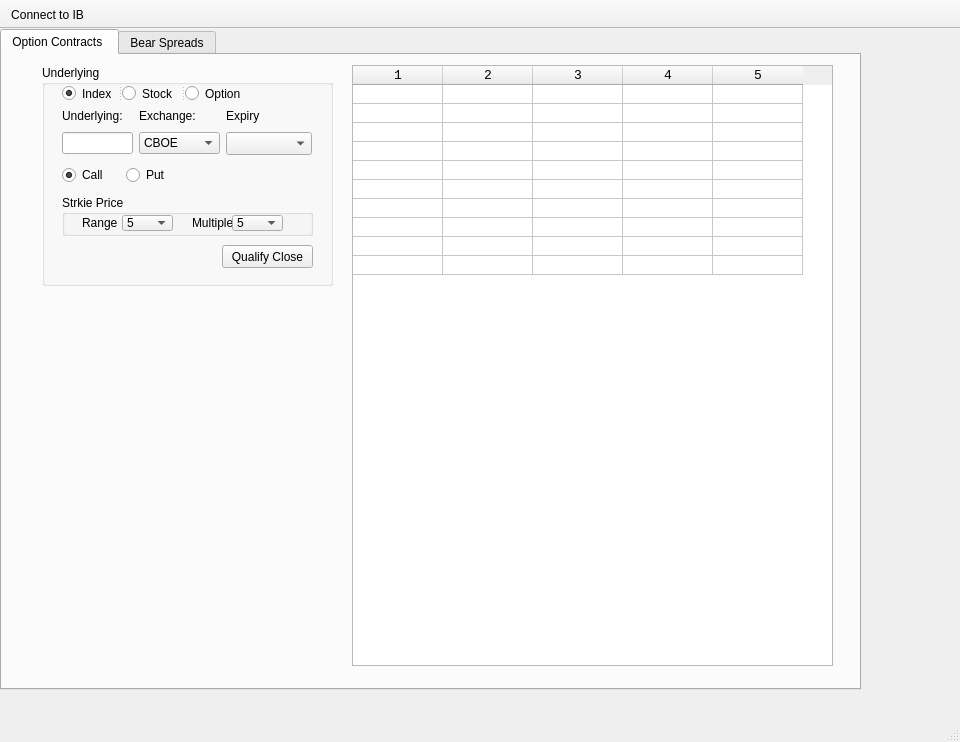
This is QT_screens/QT_IB/bullSpreadViewSmall.ui in michaelrkost/PyOptions as Qt 5 draws it before an edit. The edited form follows.
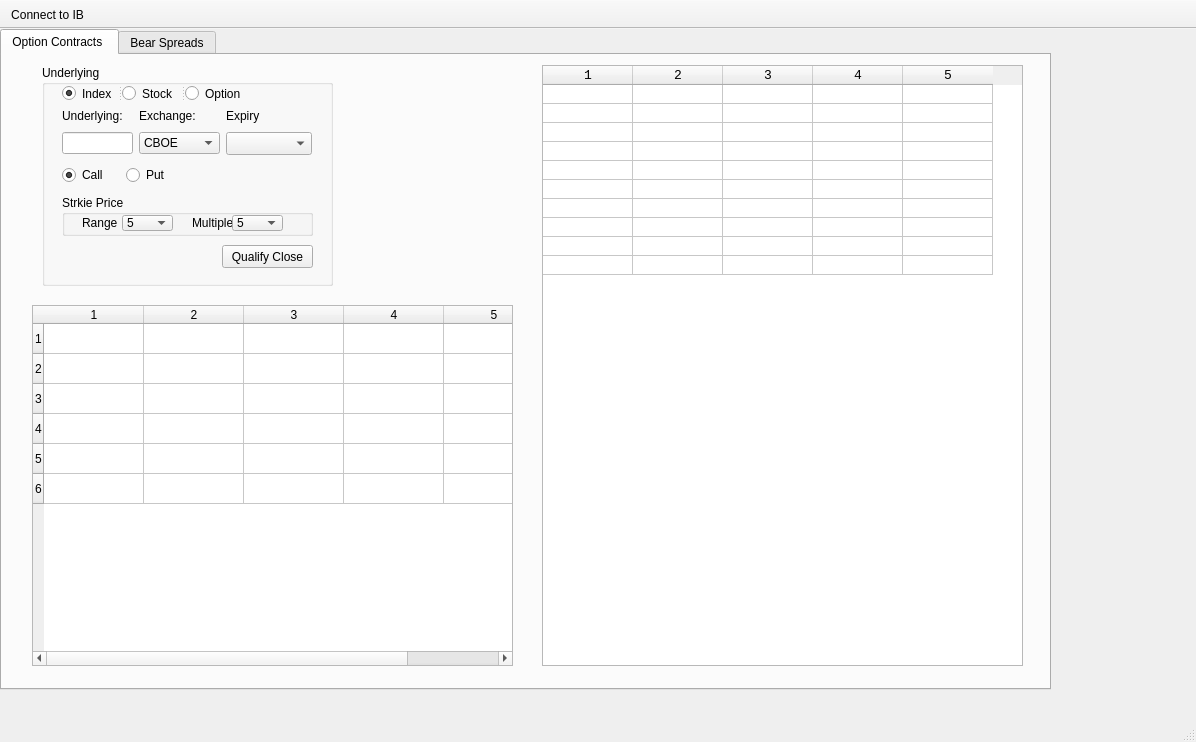
This is the edited form. Icons and pictures are not drawn.

```diff
--- a/QT_screens/QT_IB/bullSpreadViewSmall.ui
+++ b/QT_screens/QT_IB/bullSpreadViewSmall.ui
@@ -6,7 +6,7 @@
    <rect>
     <x>0</x>
     <y>0</y>
-    <width>960</width>
+    <width>1196</width>
     <height>742</height>
    </rect>
   </property>
@@ -23,7 +23,7 @@
      <rect>
       <x>0</x>
       <y>0</y>
-      <width>861</width>
+      <width>1051</width>
       <height>661</height>
      </rect>
     </property>
@@ -351,7 +351,7 @@
      <widget class="QTableWidget" name="tableWidget">
       <property name="geometry">
        <rect>
-        <x>350</x>
+        <x>540</x>
         <y>10</y>
         <width>481</width>
         <height>601</height>
@@ -415,6 +415,33 @@
       <column/>
       <column/>
      </widget>
+     <widget class="QTableWidget" name="tableWidget_OptionGreeks">
+      <property name="geometry">
+       <rect>
+        <x>30</x>
+        <y>250</y>
+        <width>481</width>
+        <height>361</height>
+       </rect>
+      </property>
+      <property name="rowCount">
+       <number>6</number>
+      </property>
+      <property name="columnCount">
+       <number>5</number>
+      </property>
+      <row/>
+      <row/>
+      <row/>
+      <row/>
+      <row/>
+      <row/>
+      <column/>
+      <column/>
+      <column/>
+      <column/>
+      <column/>
+     </widget>
     </widget>
     <widget class="QWidget" name="tab_2">
      <attribute name="title">
```
Left out of the diff: 17 changed lines with no effect on the pictures.
